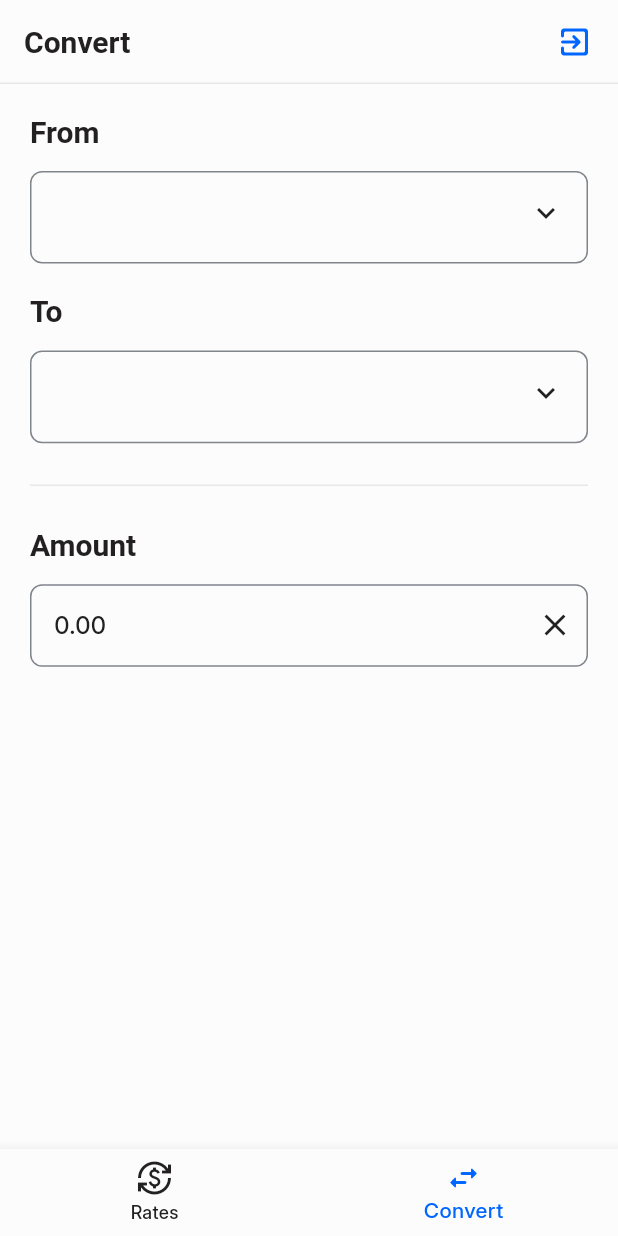
After one commit to nialegu/rates, a Flutter app: the ConvertScreen screen opened by its route, on a phone screen of 412 x 824 dp. The commit adds this screen. Run offline on Flutter 3.47's test engine with Material 3 defaults, Android fonts, the phone set to English and light mode, and no system bars; our stand-ins replace bloc, cached_network_image, dio, flutter_bloc, freezed_annotation, go_router and 1 more; missing offline and left inert: custom_circular_progress; accounts and stored records are empty; generated files the repository leaves out were written again.

Commit message:
Create Convert screen (without amount block), Convert notifier for state management

```diff
--- a/lib/presentation/core/utils/theme/theme.dart
+++ b/lib/presentation/core/utils/theme/theme.dart
@@ -9,6 +9,7 @@ part 'text_selection_theme.dart';
 part 'elevated_button_theme.dart';
 part 'bottom_navigation_bar_theme.dart';
 part 'app_bar_theme.dart';
+part 'text_button_theme.dart';
 
 final theme = ThemeData(
   useMaterial3: true,
@@ -20,5 +21,6 @@ final theme = ThemeData(
   elevatedButtonTheme: _elevatedButtonTheme,
   bottomNavigationBarTheme: _bottomNavigationBarTheme,
   appBarTheme: _appBarTheme,
+  textButtonTheme: _textButtonTheme,
   splashColor: AppColors.blue.withOpacity(0.25),
 );
--- a/lib/presentation/core/widgets/app_text_field.dart
+++ b/lib/presentation/core/widgets/app_text_field.dart
@@ -1,4 +1,5 @@
 import 'package:flutter/material.dart';
+import 'package:flutter/services.dart';
 
 import '../utils/app_colors.dart';
 
@@ -8,14 +9,23 @@ class AppTextFormField extends StatefulWidget {
   final String? Function(String? value)? validator;
   final bool? needObscure;
   final String? errorText;
+  final Widget? trailing;
+  final bool readOnly;
+  final Function()? onTap;
+  final TextInputType? keyboardType;
 
-  const AppTextFormField(
-      {super.key,
+  const AppTextFormField({
+    super.key,
     required this.labelText,
     required this.textEditingController,
     this.validator,
     this.needObscure,
-      this.errorText});
+    this.errorText,
+    this.trailing,
+    this.readOnly = false,
+    this.onTap,
+    this.keyboardType,
+  });
 
   @override
   State<AppTextFormField> createState() => _AppTextFormFieldState();
@@ -67,6 +77,13 @@ class _AppTextFormFieldState extends State<AppTextFormField> {
         ),
         Stack(children: [
           TextFormField(
+            onTap: widget.onTap,
+            keyboardType: widget.keyboardType,
+            inputFormatters: [
+              if (widget.keyboardType == TextInputType.number)
+                FilteringTextInputFormatter.allow(RegExp('[0-9.,]+'))
+            ],
+            readOnly: widget.readOnly,
             autovalidateMode: AutovalidateMode.onUnfocus,
             controller: widget.textEditingController,
             validator: widget.validator,
@@ -84,8 +101,14 @@ class _AppTextFormFieldState extends State<AppTextFormField> {
             },
             decoration: InputDecoration(
               errorText: errorText,
+              suffix: widget.trailing,
+              focusedBorder: widget.readOnly
+                  ? Theme.of(context).inputDecorationTheme.enabledBorder
+                  : null,
             ),
           ),
+          if (widget.trailing == null)
+          //TODO
             Positioned(
               right: 10,
               top: errorText == null ? 15 : 0,
--- /dev/null
+++ b/lib/presentation/features/convert/convert_screen.dart
@@ -0,0 +1,82 @@
+import 'package:flutter/material.dart';
+import 'package:flutter_bloc/flutter_bloc.dart';
+
+import '../../core/utils/app_colors.dart';
+import '../../core/widgets/app_text_field.dart';
+import '../../core/widgets/logout_button.dart';
+import 'notifiers/convert_notifier.dart';
+import 'widgets/currency_picker.dart';
+
+class ConvertScreen extends StatelessWidget {
+  const ConvertScreen({super.key});
+
+  @override
+  Widget build(BuildContext context) {
+    final convertNotifier = context.read<ConvertNotifier>();
+    return NestedScrollView(
+      headerSliverBuilder: (context, innerBoxIsScrolled) => [
+        const SliverSafeArea(
+          sliver: SliverAppBar(
+            title: Text("Convert"),
+            actions: [LogoutButton(), SizedBox(width: 5)],
+          ),
+        ),
+      ],
+      body: ListView(
+        padding: const EdgeInsets.all(20),
+        children: [
+          AppTextFormField(
+            labelText: "From",
+            textEditingController: convertNotifier.convertFromTextController,
+            trailing: const Icon(Icons.keyboard_arrow_down),
+            readOnly: true,
+            onTap: () => showModalBottomSheet(
+              context: context,
+              useRootNavigator: true,
+              shape: const Border(),
+              builder: (context) => CurrencyPicker(
+                rates: convertNotifier.rates,
+                onRateConfirmed: () => convertNotifier.selectFromRate(convertNotifier.rates),
+                pickerController: convertNotifier.pickerFromController,
+              ),
+            ),
+          ),
+          const SizedBox(height: 20),
+          AppTextFormField(
+            labelText: "To",
+            textEditingController: convertNotifier.convertToTextController,
+            trailing: const Icon(Icons.keyboard_arrow_down),
+            readOnly: true,
+            onTap: () => showModalBottomSheet(
+              context: context,
+              useRootNavigator: true,
+              shape: const Border(),
+              builder: (context) => CurrencyPicker(
+                rates: convertNotifier.rates,
+                onRateConfirmed: () => convertNotifier.selectToRate(convertNotifier.rates),
+                pickerController: convertNotifier.pickerToController,
+              ),
+            ),
+          ),
+          const Padding(
+            padding: EdgeInsets.symmetric(vertical: 20),
+            child: Divider(
+              color: AppColors.greyLight,
+            ),
+          ),
+          AppTextFormField(
+            labelText: "Amount",
+            textEditingController: convertNotifier.amountController,
+            keyboardType: TextInputType.number,
+            validator: (value) {
+              if (value == null || value.isEmpty) {
+                return "Enter amount";
+              }
+              return null;
+            },
+          ),
+        ],
+      ),
+    );
+  }
+}
--- /dev/null
+++ b/lib/presentation/features/convert/notifiers/convert_notifier.dart
@@ -0,0 +1,69 @@
+// ignore_for_file: prefer_final_fields
+
+import 'package:flutter/material.dart';
+
+import '../../../../data/entities/rate.dart';
+
+class ConvertNotifier extends ChangeNotifier {
+  List<Rate> _rates;
+  final convertFromTextController = TextEditingController();
+  final convertToTextController = TextEditingController();
+  final amountController = TextEditingController();
+
+  late FixedExtentScrollController pickerFromController;
+  late FixedExtentScrollController pickerToController;
+
+  late Rate _fromRate;
+  late Rate _toRate;
+  late String amount;
+
+  ConvertNotifier(this._rates) {
+    if (_rates.length >= 2) {
+      fromRate = rates.first;
+      toRate = rates[1];
+    }
+    amountController.text = "0.00";
+  }
+
+  set rates(List<Rate> rates) {
+    _rates = rates;
+    notifyListeners();
+  }
+
+  List<Rate> get rates => _rates;
+
+  set fromRate(Rate rate) {
+    _fromRate = rate;
+    pickerFromController =
+        FixedExtentScrollController(initialItem: findRateIndex(fromRate));
+    convertFromTextController.text = rate.symbol;
+  }
+
+  Rate get fromRate => _fromRate;
+
+  set toRate(Rate rate) {
+    _toRate = rate;
+    pickerToController =
+        FixedExtentScrollController(initialItem: findRateIndex(toRate));
+    convertToTextController.text = rate.symbol;
+  }
+
+  Rate get toRate => _toRate;
+
+  void selectFromRate(List<Rate> cachedRates) {
+    fromRate = rates.firstWhere(
+      (e) => cachedRates[pickerFromController.selectedItem].id == e.id,
+      orElse: () => cachedRates[pickerFromController.selectedItem],
+    );
+  }
+
+  void selectToRate(List<Rate> cachedRates) {
+    toRate = rates.firstWhere(
+      (e) => cachedRates[pickerToController.selectedItem].id == e.id,
+      orElse: () => cachedRates[pickerToController.selectedItem],
+    );
+  }
+
+  int findRateIndex(Rate rate) =>
+      _rates.indexOf(_rates.firstWhere((e) => e.id == rate.id));
+}
--- a/lib/routing/app_router.dart
+++ b/lib/routing/app_router.dart
@@ -1,6 +1,7 @@
 import 'package:flutter/material.dart';
 import 'package:flutter_bloc/flutter_bloc.dart';
 import 'package:go_router/go_router.dart';
+import 'package:provider/provider.dart';
 import 'package:shared_preferences/shared_preferences.dart';
 
 import '../data/constants/prefs_string_constants.dart';
@@ -8,6 +9,8 @@ import '../data/constants/routing_string_constants.dart';
 import '../presentation/core/screens/loader_screen.dart';
 import '../presentation/core/screens/root_screen.dart';
 import '../presentation/features/authorization/authorization_screen.dart';
+import '../presentation/features/convert/convert_screen.dart';
+import '../presentation/features/convert/notifiers/convert_notifier.dart';
 import '../presentation/features/rates/bloc/rates_bloc.dart';
 import '../presentation/features/rates/rates_screen.dart';
 
@@ -26,7 +29,11 @@ class AppRouter {
     routes: [
       _authRoutes(prefs),
       _loaderRoutes,
-      StatefulShellRoute.indexedStack(
+      _navigationBarRoutes,
+    ],
+  );
+
+  final _navigationBarRoutes = StatefulShellRoute.indexedStack(
     pageBuilder: (context, state, navigationShell) =>
         _buildPageWithDefaultTransition(
             context: context,
@@ -38,13 +45,14 @@ class AppRouter {
       }
       final ratesBloc = context.read<RatesBloc>();
       return ratesBloc.state.maybeWhen(
-            initial: (rates) {
-              if (rates.isEmpty) {
+        initial: (_) {
+          if (ratesBloc.cachedRates.isEmpty) {
             ratesBloc.add(const RatesEvent.started());
             return RoutingStringConstants.loaderPath;
           }
           return null;
         },
+        fetchFailed: (error) => null,
         orElse: () {
           ratesBloc.add(const RatesEvent.started());
           return RoutingStringConstants.loaderPath;
@@ -54,8 +62,6 @@ class AppRouter {
     branches: [
       _ratesRoutes,
       _convertRoutes,
-        ],
-      )
     ],
   );
 }
--- a/lib/routing/navigation_bar_routes/convert_routes.dart
+++ b/lib/routing/navigation_bar_routes/convert_routes.dart
@@ -5,7 +5,16 @@ final _convertRoutes = StatefulShellBranch(
     GoRoute(
       path: RoutingStringConstants.convertPath,
       name: RoutingStringConstants.convertName,
-      builder: (context, state) => const Placeholder(),
+      builder: (context, state) => ChangeNotifierProvider(
+        create: (context) =>
+            ConvertNotifier(context.read<RatesBloc>().cachedRates),
+        child: BlocListener<RatesBloc, RatesState>(
+          listener: (context, state) => state.whenOrNull(
+            initial: (rates) => context.read<ConvertNotifier>().rates = rates,
+          ),
+          child: const ConvertScreen(),
+        ),
+      ),
     )
   ],
 );
--- a/pubspec.yaml
+++ b/pubspec.yaml
@@ -20,6 +20,7 @@ dependencies:
   custom_circular_progress: ^1.0.1
   dio: ^5.7.0
   cached_network_image: ^3.4.1
+  provider: ^6.1.2
 
 dev_dependencies:
   flutter_test:
```
Also changed, not shown: lib/presentation/core/application.dart (+7 -2 lines), lib/presentation/core/utils/theme/text_button_theme.dart (added, +10 -0 lines), lib/presentation/features/convert/widgets/currency_picker.dart (added, +72 -0 lines), pubspec.lock. Lines whose indentation alone changed are shown as unchanged.
